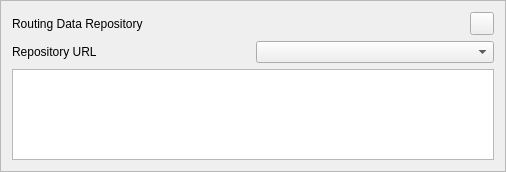
kadas-albireo/kadas-albireo2, file kadasrouting/gui/datacataloguebottombar.ui: the form before one commit.
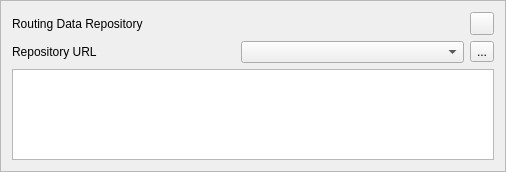
The form after the commit. Icons and pictures are not drawn.

Commit message: Add refresh butto.

```diff
--- a/kadasrouting/gui/datacataloguebottombar.ui
+++ b/kadasrouting/gui/datacataloguebottombar.ui
@@ -49,6 +49,13 @@
        </property>
       </widget>
      </item>
+     <item>
+      <widget class="QToolButton" name="refreshRepositoryButton">
+       <property name="text">
+        <string>...</string>
+       </property>
+      </widget>
+     </item>
     </layout>
    </item>
    <item row="0" column="1">
```
